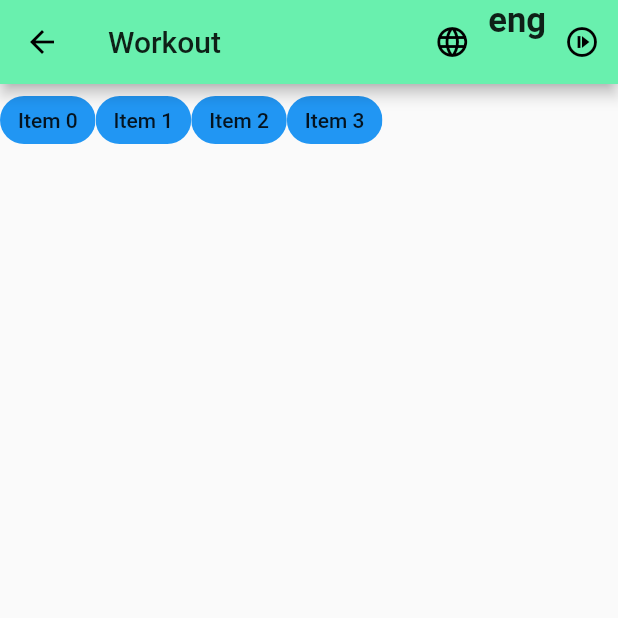
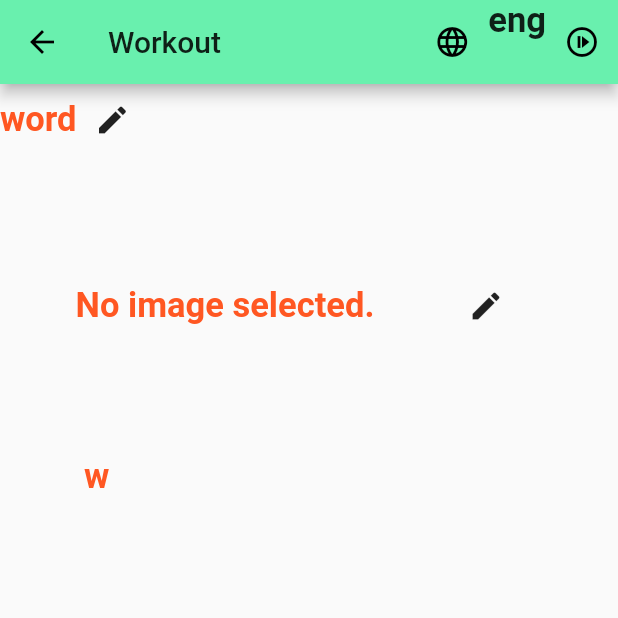
Before and after one commit to AndreyK1105/flutter_app1, a Flutter app: the Workout screen opened directly, on a phone screen of 412 x 824 dp, the top half of it. Run offline on Flutter 3.47's test engine with Material 2 defaults, Android fonts, the phone set to English and light mode, and no system bars; our stand-ins replace cloud_firestore, firebase_auth, firebase_core, firebase_database, image_picker, sqflite; accounts and stored records are empty.

Commit message:
Initial commit

```diff
--- a/lib/main.dart
+++ b/lib/main.dart
@@ -6,6 +6,7 @@ import 'package:flutter_app1/screens/landing.dart';
 //import 'package:flutter_app1/screens/test.dart';
 import 'package:flutter_app1/service/auth.dart';
 import 'package:flutter_app1/service/db.dart';
+import 'package:path_provider/path_provider.dart';
 import 'package:provider/provider.dart';
 
 import 'service/user.dart';
@@ -13,14 +14,16 @@ import 'service/user.dart';
 Future<void> main()  async {
   WidgetsFlutterBinding.ensureInitialized();
   await Db.init();
+
   runApp(
     MyApp());}
 
 
 
 
-class MyApp extends StatelessWidget{
+class MyApp extends StatelessWidget {
   final Future<FirebaseApp> _initialization = Firebase.initializeApp();
+
   @override
   Widget build(BuildContext context) {
     return  FutureBuilder(
--- a/lib/screens/workout.dart
+++ b/lib/screens/workout.dart
@@ -1,11 +1,20 @@
+
+import 'dart:io';
+import 'dart:math';
 import 'package:flutter/cupertino.dart';
 import 'package:flutter/material.dart';
+import 'package:image_picker/image_picker.dart';
+import 'package:path_provider/path_provider.dart';
+import 'package:path/path.dart';
 
 class Workout extends StatefulWidget {
+
+
   @override
   _Workout  createState() =>_Workout();
 }
   class _Workout extends State <Workout>{
+
     bool _selected=true;
     bool _choceEngl=true;
     bool _choceRus=false;
@@ -13,14 +22,57 @@ class Workout extends StatefulWidget {
   String _langWorkout="eng";
   bool _englishWorkout=true;
   bool _rusianWorkout=false;
+  File _image;
+  File _image2;
+  final picker= ImagePicker();
+  String path;
+    String path2;
+
+ //
+
+
+
+    Future<String> get _localPath async {
+      final directory = await getApplicationDocumentsDirectory();
+      path2=directory.path+'/image.jpg';
+      print(directory.path);
+
+      return path2;
+    }
+
+  Future getImage() async{
+final picker=ImagePicker();
+    final directory = await getApplicationDocumentsDirectory();
+    final path =directory.path;
+    print(directory.path);
+
+    final  pickedFile= await picker.getImage(source: ImageSource.camera);
+
+     File  newImage= await File(pickedFile.path).copy("$path/image.jpg");
+     setState(() {
+       if (pickedFile!=null){
+         _image=File(pickedFile.path);
+         _image2=newImage;
+         String _name=extension(pickedFile.path);
+         print('name ********: $_name');
+       }
+       else {
+         print ('no file');
+       }
+     });
+
+  }
+
   void _saveLang(){
-    Navigator.of(context).pop() ;
+    //Navigator.of(context).pop() ;
 
   }
 
 
   @override
   Widget build(BuildContext context) {
+
+
 
     Widget _choiceEngl(){return
       ChoiceChip(label: Text("English"),
@@ -90,6 +142,8 @@ class Workout extends StatefulWidget {
       return Text("Text");
     }
 
+
+
     // TODO: implement build
   int  _value=2;
 
@@ -122,31 +176,36 @@ class Workout extends StatefulWidget {
         Text(_langWorkout),
         IconButton(icon: Icon(Icons.not_started_outlined), onPressed: (){}),
       ],),
-      body:  Wrap(
-    children: List<Widget>.generate(
-      4,
-          (int index) {
+      body:  Column(
+        children: [
+          Row(
+            children: [
+              Text('word'),
+              IconButton(icon: Icon(Icons.edit), onPressed: (){})
+            ],
+          ),
+          Row(
+            children:[
+             Container(
+               width: 300, height: 200,
+               child: _image == null
+                 ? Center(child: Text('No image selected.'))
+                 : Image.file(_image),),
+              IconButton(icon: Icon(Icons.edit), onPressed: (){getImage();}),
+    ]
+          ),
+          Container(width: 300, height: 200,
+            child:_image2==null?
+            Text('w'): Image.file(_image2),
+            // ,
 
-        return ChoiceChip(
-          label: Text('Item $index'),
-          selected: _selected,
-          onSelected: (bool selected) {
-            setState(() {
-              print("_selected$_selected");
-              _selected=!_selected;
 
-              _value = selected ? index : null;
 
-              print("_selected$_selected");
-             // if(_selected==true){_selected=!_selected; print("_selected$_selected");}
+                   //
+          )
 
-            });
-          },
-          selectedColor: Colors.blue,
-        );
-      },
-    ).toList(),
-    )
+        ],
+      )
 
 
     );
--- a/lib/service/db.dart
+++ b/lib/service/db.dart
@@ -5,6 +5,7 @@ import 'package:sqflite/sqflite.dart';
 abstract class Db{
   static Database _db;
   static int get _version=> 1;
+  static String english='english';
 
   static Future <void> init()async{
     if(_db!=null){print("**************db!=null*******************"); return;}
@@ -18,8 +19,8 @@ abstract class Db{
     }
   }
   static void onCreate(Database db, int version) async=>
-      await db.execute('CREATE TABLE word_item (id INTEGER PRIMARY KEY NOT NULL, english STRING, russia STRING, transcr STRING, complete BOOLEAN)');
-  static Future<List<Map<String, dynamic>>> query(String table) async => _db.query(table);
+      await db.execute('CREATE TABLE word_item (id INTEGER PRIMARY KEY NOT NULL, english STRING, russia STRING, transcr STRING, dataAdd INTEGER, rating INTEGER, lesson INTEGER, complete BOOLEAN)');
+  static Future<List<Map<String, dynamic>>> query(String table) async => _db.query(table  );
 
   static Future<int> insert(String table, Word word) async =>
       await _db.insert(table, word.toMap());
--- a/pubspec.yaml
+++ b/pubspec.yaml
@@ -29,6 +29,7 @@ dependencies:
   toast: ^0.1.5
   sqflite: ^2.0.0+3
   path_provider: ^2.0.1
+  image_picker: ^0.8.0+3
 
   flutter:
     sdk: flutter
```
Also changed, not shown: lib/screens/listDb.dart (+9 -0 lines), lib/service/word.dart (+13 -1 lines), pubspec.lock.
